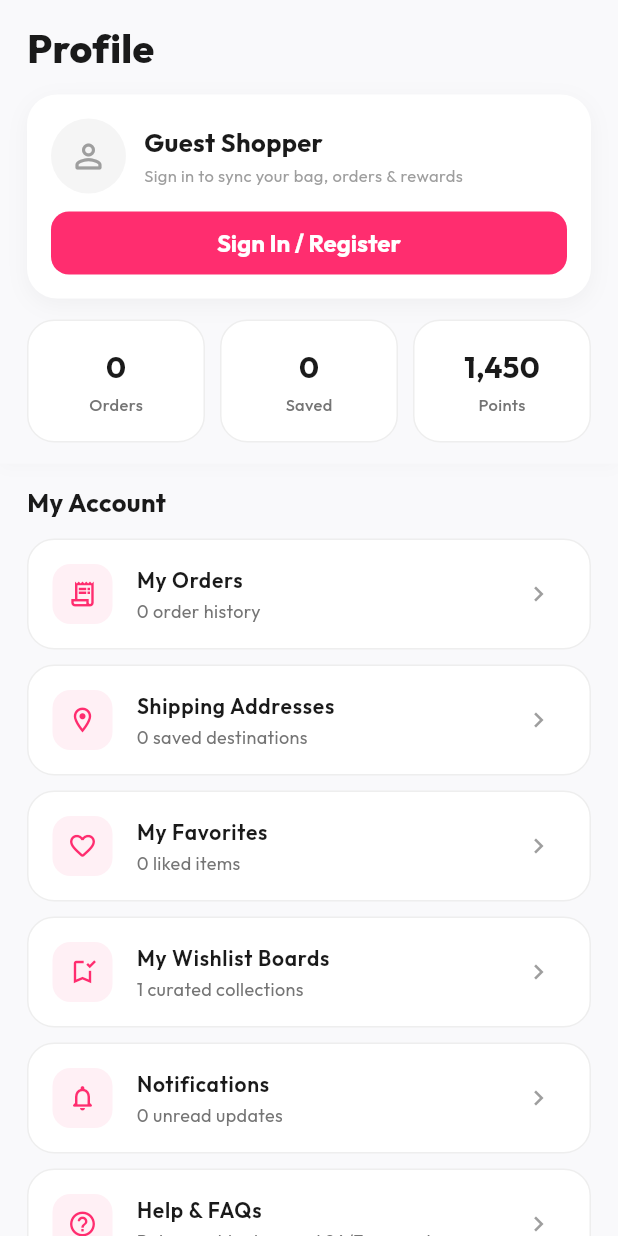
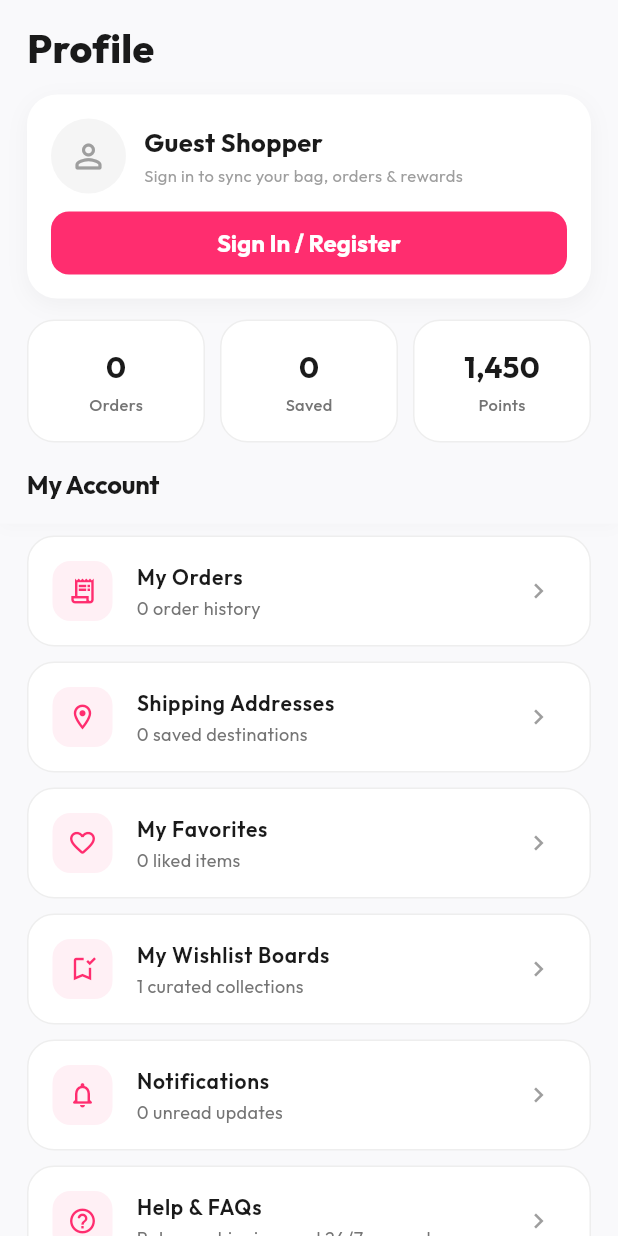
Before and after one commit to Phannoet-GH/e-commerse_mobile-app, a Flutter app: the ProfileScreen screen opened directly, on a phone screen of 412 x 824 dp. Run offline on Flutter 3.47's test engine with Material 3 defaults, Android fonts, the phone set to English and light mode, and no system bars; our stand-ins replace device_preview, google_fonts, shared_preferences; accounts and stored records are empty; network calls fail.

Commit message:
feat(profile): include My Account header title in pinned non-scrollable top section

```diff
--- a/lib/presentation/account/profile_screen.dart
+++ b/lib/presentation/account/profile_screen.dart
@@ -329,27 +329,29 @@ class ProfileScreen extends StatelessWidget {
                       ),
                     ],
                   ),
+                  const SizedBox(height: 16),
+
+                  // 📌 Fixed "My Account" Header Title
+                  const Text(
+                    'My Account',
+                    style: TextStyle(
+                      fontSize: 17,
+                      fontWeight: FontWeight.bold,
+                      color: Color(0xFF1A1A1A),
+                      letterSpacing: -0.2,
+                    ),
+                  ),
                 ],
               ),
             ),
 
-            // ↕️ 2. SCROLLABLE CONTENT (STARTING ONLY FROM "MY ACCOUNT")
+            // ↕️ 2. SCROLLABLE MENU ITEMS
             Expanded(
               child: SingleChildScrollView(
-                padding: const EdgeInsets.fromLTRB(18, 14, 18, 110),
+                padding: const EdgeInsets.fromLTRB(18, 8, 18, 110),
                 child: Column(
                   crossAxisAlignment: CrossAxisAlignment.start,
                   children: [
-                    const Text(
-                      'My Account',
-                      style: TextStyle(
-                        fontSize: 17,
-                        fontWeight: FontWeight.bold,
-                        color: Color(0xFF1A1A1A),
-                      ),
-                    ),
-                    const SizedBox(height: 12),
-
                     _buildMenuItem(
                       icon: Icons.receipt_long_outlined,
                       title: 'My Orders',
```
